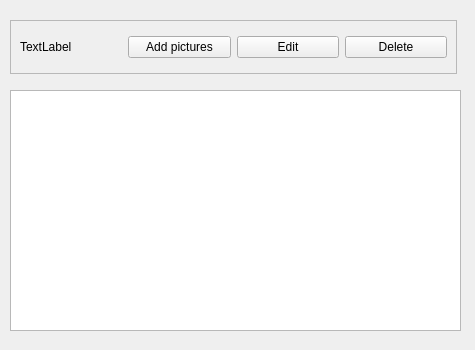
Qt form gallery-desktop/albumwidget.ui (flykule/QtGallery) before a commit.
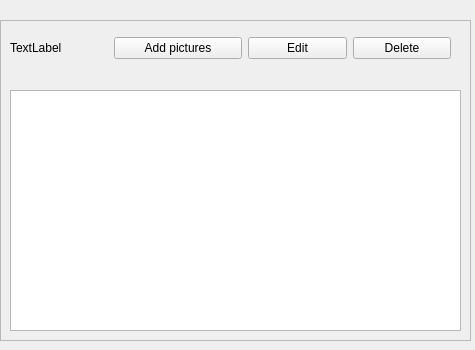
The same form after that commit. Icons and pictures are not drawn.

```diff
--- a/gallery-desktop/albumwidget.ui
+++ b/gallery-desktop/albumwidget.ui
@@ -26,10 +26,10 @@
   <widget class="QFrame" name="albumInfoFrame">
    <property name="geometry">
     <rect>
-     <x>10</x>
+     <x>0</x>
      <y>20</y>
-     <width>447</width>
-     <height>54</height>
+     <width>471</width>
+     <height>321</height>
     </rect>
    </property>
    <property name="frameShape">
@@ -38,9 +38,34 @@
    <property name="frameShadow">
     <enum>QFrame::Raised</enum>
    </property>
+   <widget class="QListView" name="thumbnailListView">
+    <property name="geometry">
+     <rect>
+      <x>10</x>
+      <y>70</y>
+      <width>451</width>
+      <height>241</height>
+     </rect>
+    </property>
+   </widget>
+   <widget class="QWidget" name="">
+    <property name="geometry">
+     <rect>
+      <x>10</x>
+      <y>10</y>
+      <width>441</width>
+      <height>36</height>
+     </rect>
+    </property>
    <layout class="QHBoxLayout" name="horizontalLayout">
-    <item>
+     <item alignment="Qt::AlignLeft">
      <widget class="QLabel" name="albumName">
+       <property name="minimumSize">
+        <size>
+         <width>94</width>
+         <height>0</height>
+        </size>
+       </property>
       <property name="text">
        <string>TextLabel</string>
       </property>
@@ -48,6 +73,12 @@
     </item>
     <item>
      <widget class="QPushButton" name="addButton">
+       <property name="minimumSize">
+        <size>
+         <width>128</width>
+         <height>0</height>
+        </size>
+       </property>
       <property name="text">
        <string>Add pictures</string>
       </property>
@@ -59,6 +90,12 @@
     </item>
     <item>
      <widget class="QPushButton" name="editButton">
+       <property name="minimumSize">
+        <size>
+         <width>80</width>
+         <height>0</height>
+        </size>
+       </property>
       <property name="text">
        <string>Edit</string>
       </property>
@@ -70,6 +107,12 @@
     </item>
     <item>
      <widget class="QPushButton" name="deleteButton">
+       <property name="minimumSize">
+        <size>
+         <width>94</width>
+         <height>0</height>
+        </size>
+       </property>
       <property name="text">
        <string>Delete</string>
       </property>
@@ -80,6 +123,12 @@
      </widget>
     </item>
    </layout>
+   </widget>
+   <zorder>albumName</zorder>
+   <zorder>deleteButton</zorder>
+   <zorder>editButton</zorder>
+   <zorder>addButton</zorder>
+   <zorder>thumbnailListView</zorder>
   </widget>
  </widget>
  <resources>
```
Left out of the diff: 10 changed lines with no effect on the pictures. Lines whose indentation alone changed are shown as unchanged.
